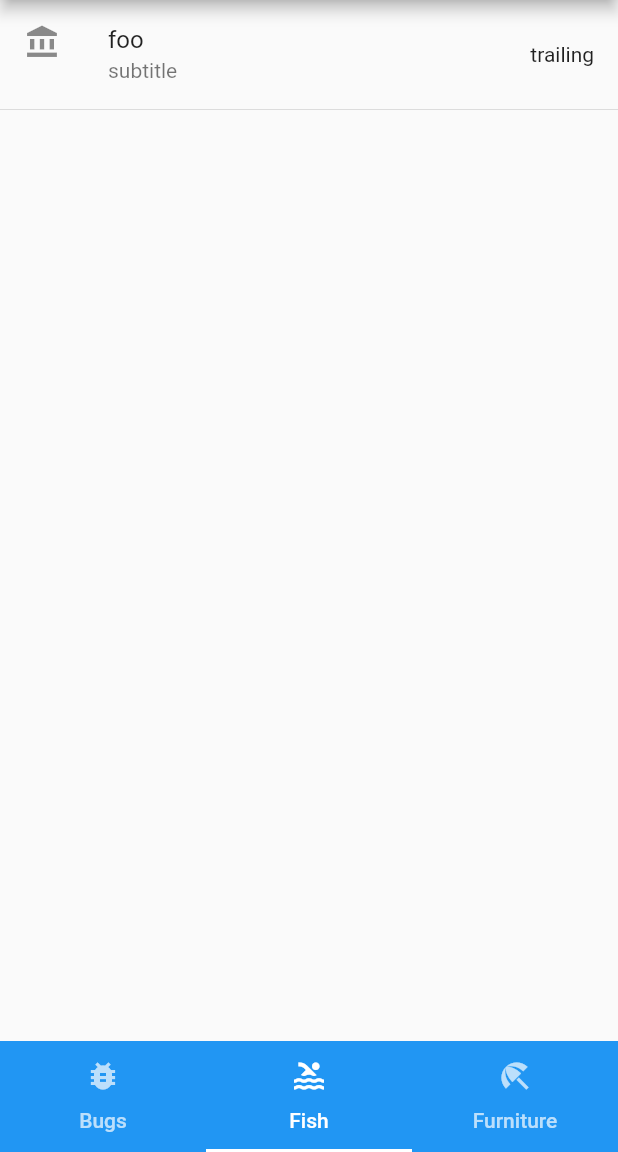
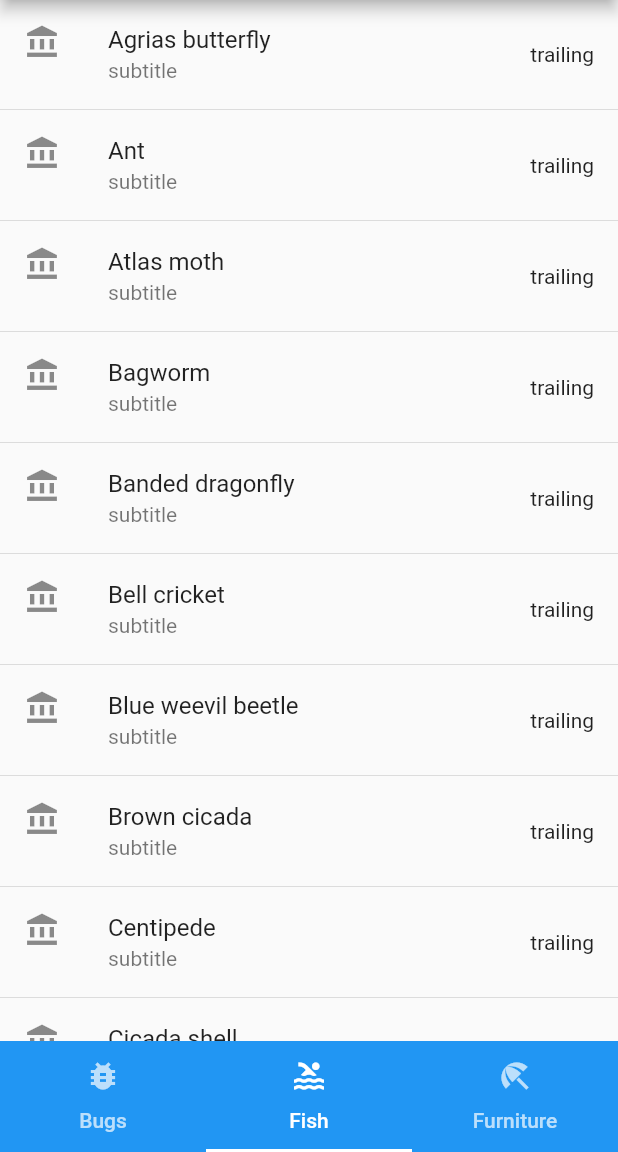
Before and after one commit to pektinasen/wald-der-tiere, a Flutter app: the screen it shows after launch, item 2 of the bottom bar chosen, on a phone screen of 412 x 824 dp, the part 84-1236 px from its top. Run offline on Flutter 3.47's test engine with Material 2 defaults, Android fonts, the phone set to English and light mode, and no system bars; our stand-ins replace built_collection.

Commit message:
add bugs file

```diff
--- a/app/lib/domain/fish.dart
+++ b/app/lib/domain.dart
@@ -20,3 +20,26 @@ class Fish {
         time = json['Time'];
 
 }
+
+class Bug {
+  final String name;
+  final String nameDe;
+  final String price;
+  final String shadow;
+  final String location;
+  final String time;
+  // final List<String> months_north;
+  // final List<String> months_south;
+
+  Bug(this.name, this.nameDe, this.price, this.shadow, this.location,
+      this.time);
+
+  Bug.fromJson(Map<String, dynamic> json)
+      : name = json['Name'],
+        nameDe = json['Name'],
+        price = json['Price'],
+        shadow = json['Shadow'],
+        location = json['Location'],
+        time = json['Time'];
+
+}
--- a/app/lib/main.dart
+++ b/app/lib/main.dart
@@ -6,7 +6,7 @@ import 'package:flutter/material.dart';
 import 'package:flutter/foundation.dart';
 import 'package:flutter/services.dart' show rootBundle;
 import 'package:path_provider/path_provider.dart';
-import 'domain/fish.dart';
+import 'domain.dart';
 
 void main() => runApp(MyApp());
 
@@ -67,9 +67,9 @@ class _MyHomePageState extends State<MyHomePage>
     super.dispose();
   }
 
-  Future<List<T>> _read<T>(T f(Map<String, dynamic> _)) async {
-    final file = await rootBundle.loadString('assets/fish_uuid.json');
-    return (jsonDecode(file) as List).map((fish) => f(fish)).toList();
+  Future<List<T>> _read<T>(String fileName, T f(Map<String, dynamic> _)) async {
+    final contents = await rootBundle.loadString("assets/$fileName");
+    return (jsonDecode(contents) as List).map((entry) => f(entry)).toList();
   }
 
   Widget _createListView<T>(List<T> data, String f(T)) {
@@ -132,14 +132,14 @@ class _MyHomePageState extends State<MyHomePage>
         ),
         body: TabBarView(
           children: [
-            futureBuilder(_read<Fish>((m) => Fish.fromJson(m)),
-                (fish) => fish.name, (a, b) => a.name.compareTo(b.name)),
             futureBuilder(
-                Future.value([
-                  {"name": "foo"}
-                ]),
-                (fish) => fish['name'],
-                (a, b) => a['name'].compareTo(b['name'])),
+              _read<Fish>('fish_uuid.json', (f) => Fish.fromJson(f)),
+              (fish) => fish.name,
+              (a, b) => a.name.compareTo(b.name)),
+            futureBuilder(
+                _read<Bug>("bugs_uuid.json", (b) => Bug.fromJson(b)),
+                (bug) => bug.name,
+                (a, b) => a.name.compareTo(b.name)),
             futureBuilder(
                 Future.value([
                   {"name": "bar"}
```
Also changed, not shown: app/lib/domain/bug.dart (deleted, +0 -22 lines).
